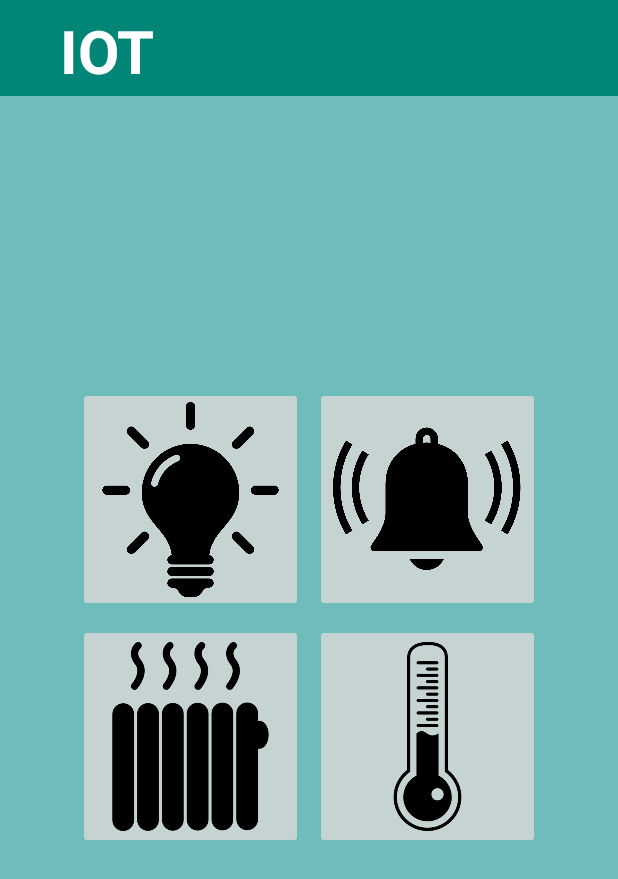
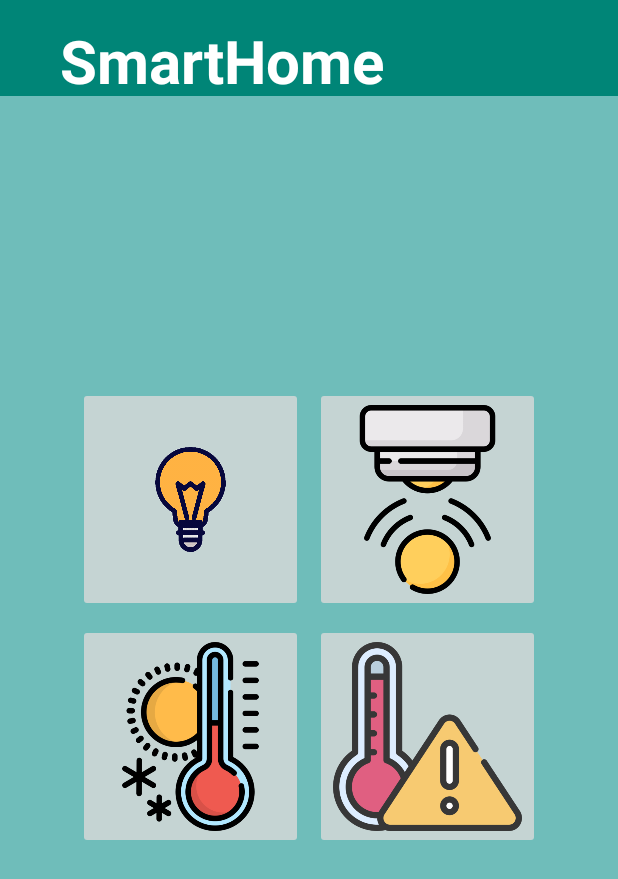
Before and after one commit to GN25/IOT, an Android app: the screen it shows after launch (MainActivity), on a phone screen of 412 x 824 dp. Shown: the top 879 px of the screen. Run offline under Robolectric (Android 15) with nearby library versions, the light colour scheme and no system bars; libraries missing offline, so code that uses them is left out: org.eclipse.paho; 5 statements that could not run were skipped.

Commit message:
App 1.3: Redesign changes

```diff
--- a/app/src/main/java/com/example/iot/AlarmActivity.java
+++ b/app/src/main/java/com/example/iot/AlarmActivity.java
@@ -64,6 +64,7 @@
         ActionBar actionBar = getSupportActionBar();
         if (actionBar != null) {
             actionBar.setDisplayHomeAsUpEnabled(true);
+            actionBar.setTitle("Alarm system");
         }
 
         tvState=findViewById(R.id.tvStateValue);
--- a/app/src/main/java/com/example/iot/HeatingActivity.java
+++ b/app/src/main/java/com/example/iot/HeatingActivity.java
@@ -59,6 +59,8 @@
         ActionBar actionBar = getSupportActionBar();
         if (actionBar != null) {
             actionBar.setDisplayHomeAsUpEnabled(true);
+            actionBar.setTitle("Temperature control");
+
         }
 
         tvState=findViewById(R.id.tvStateValue);
--- a/app/src/main/java/com/example/iot/LightsActivity.java
+++ b/app/src/main/java/com/example/iot/LightsActivity.java
@@ -97,6 +97,7 @@
 
         Toolbar toolbar = findViewById(R.id.toolbar);
         setSupportActionBar(toolbar);
+
 
         switchOnOffLights = findViewById(R.id.switchLightsOnOff);
 
--- a/app/src/main/java/com/example/iot/MainActivity.java
+++ b/app/src/main/java/com/example/iot/MainActivity.java
@@ -18,9 +18,9 @@
         setContentView(R.layout.activity_main);
 
         ImageButton btnLights = findViewById(R.id.btnLights);
+        ImageButton btnProximity = findViewById(R.id.btnProximity);
+        ImageButton btnTemperature = findViewById(R.id.btnTemperature);
         ImageButton btnAlarm = findViewById(R.id.btnAlarm);
-        ImageButton btnHeating = findViewById(R.id.btnHeating);
-        ImageButton btnThermometer = findViewById(R.id.btnThermometer);
 
         this.utils=Utils.getInstance(getApplicationContext());
 
@@ -31,14 +31,14 @@
             }
         });
 
-        btnAlarm.setOnClickListener(new View.OnClickListener() {
+        btnProximity.setOnClickListener(new View.OnClickListener() {
             @Override
             public void onClick(View v) {
                 startActivity(new Intent(MainActivity.this, ProximityActivity.class));
             }
         });
 
-        btnHeating.setOnClickListener(new View.OnClickListener() {
+        btnTemperature.setOnClickListener(new View.OnClickListener() {
             @Override
             public void onClick(View v) {
                 startActivity(new Intent(MainActivity.this, HeatingActivity.class));
@@ -46,7 +46,7 @@
             }
         });
 
-        btnThermometer.setOnClickListener(new View.OnClickListener() {
+        btnAlarm.setOnClickListener(new View.OnClickListener() {
             @Override
             public void onClick(View v) {
                 startActivity(new Intent(MainActivity.this, AlarmActivity.class));
--- a/app/src/main/java/com/example/iot/ProximityActivity.java
+++ b/app/src/main/java/com/example/iot/ProximityActivity.java
@@ -77,6 +77,7 @@
         ActionBar actionBar = getSupportActionBar();
         if (actionBar != null) {
             actionBar.setDisplayHomeAsUpEnabled(true);
+            actionBar.setTitle("Proximity control");
         }
         tvState=findViewById(R.id.tvStateValue);
         sliderSimulation=findViewById(R.id.sliderProx);
@@ -241,7 +242,7 @@
             manager.createNotificationChannel(channel);
         }
         NotificationCompat.Builder builder = new NotificationCompat.Builder(this, "mi_canal_id")
-                .setSmallIcon(R.drawable.alarm)
+                .setSmallIcon(R.drawable.alarm_icon)
                 .setContentTitle(title)
                 .setContentText(message)
                 .setPriority(NotificationCompat.PRIORITY_DEFAULT);
--- a/app/src/main/res/layout/activity_main.xml
+++ b/app/src/main/res/layout/activity_main.xml
@@ -10,7 +10,7 @@
         android:background="#008577"
         android:elevation="4dp"
         android:theme="@style/ThemeOverlay.AppCompat.Dark.ActionBar"
-        android:title="IOT"
+        android:title="SmartHome"
         android:titleTextColor="#FFFFFF">
 
         <RelativeLayout
@@ -18,18 +18,17 @@
             android:layout_height="match_parent"
             android:gravity="center">
 
-            <!-- The main title -->
             <TextView
                 android:id="@+id/toolbarTitle"
-                android:layout_width="wrap_content"
-                android:layout_height="wrap_content"
+                android:layout_width="323dp"
+                android:layout_height="51dp"
                 android:layout_alignParentStart="true"
                 android:layout_alignParentTop="true"
                 android:layout_alignParentEnd="true"
                 android:layout_marginStart="24dp"
-                android:layout_marginTop="3dp"
-                android:layout_marginEnd="248dp"
-                android:text="IOT"
+                android:layout_marginTop="13dp"
+                android:layout_marginEnd="48dp"
+                android:text="SmartHome"
                 android:textColor="#FFFFFF"
                 android:textSize="40sp"
                 android:textStyle="bold" />
@@ -57,7 +56,26 @@
             android:layout_gravity="center"
             android:backgroundTint="#CDDADADA"
             android:scaleType="fitCenter"
-            android:src="@drawable/lights" />
+            android:src="@drawable/light_icon"
+            />
+
+        <ImageButton
+            android:id="@+id/btnProximity"
+            android:layout_width="150dp"
+            android:layout_height="150dp"
+            android:layout_gravity="center"
+            android:backgroundTint="#CDDADADA"
+            android:scaleType="fitCenter"
+            android:src="@drawable/prox_icon" />
+
+        <ImageButton
+            android:id="@+id/btnTemperature"
+            android:layout_width="150dp"
+            android:layout_height="150dp"
+            android:layout_gravity="center"
+            android:backgroundTint="#CDDADADA"
+            android:scaleType="fitCenter"
+            android:src="@drawable/temp_icon" />
 
         <ImageButton
             android:id="@+id/btnAlarm"
@@ -66,24 +84,6 @@
             android:layout_gravity="center"
             android:backgroundTint="#CDDADADA"
             android:scaleType="fitCenter"
-            android:src="@drawable/alarm" />
-
-        <ImageButton
-            android:id="@+id/btnHeating"
-            android:layout_width="150dp"
-            android:layout_height="150dp"
-            android:layout_gravity="center"
-            android:backgroundTint="#CDDADADA"
-            android:scaleType="fitCenter"
-            android:src="@drawable/heating" />
-
-        <ImageButton
-            android:id="@+id/btnThermometer"
-            android:layout_width="150dp"
-            android:layout_height="150dp"
-            android:layout_gravity="center"
-            android:backgroundTint="#CDDADADA"
-            android:scaleType="fitCenter"
-            android:src="@drawable/thermometer" />
+            android:src="@drawable/alarm_icon" />
     </GridLayout>
 </RelativeLayout>
--- a/app/src/main/res/layout/alarm_activity.xml
+++ b/app/src/main/res/layout/alarm_activity.xml
@@ -11,7 +11,8 @@
         android:id="@+id/toolbar"
         android:layout_width="match_parent"
         android:layout_height="?attr/actionBarSize"
-        android:background="#008577" />
+        android:background="#008577"
+        android:title="Alarm system"/>
     <!-- ToggleButtons -->
 
     <include layout="@layout/fragment_sensor_simulation_temperature" />
--- a/app/src/main/res/layout/heaters_activity.xml
+++ b/app/src/main/res/layout/heaters_activity.xml
@@ -11,7 +11,8 @@
         android:id="@+id/toolbar"
         android:layout_width="match_parent"
         android:layout_height="?attr/actionBarSize"
-        android:background="#008577" />
+        android:background="#008577"
+        android:title="Heaters control"/>
 
 
     <!-- ToggleButtons -->
--- a/app/src/main/res/layout/lights_activity.xml
+++ b/app/src/main/res/layout/lights_activity.xml
@@ -11,7 +11,8 @@
         android:id="@+id/toolbar"
         android:layout_width="match_parent"
         android:layout_height="?attr/actionBarSize"
-        android:background="#008577" />
+        android:background="#008577"
+        android:title="light control"/>
 
 
 
--- a/app/src/main/res/layout/proximity_activity.xml
+++ b/app/src/main/res/layout/proximity_activity.xml
@@ -9,7 +9,8 @@
         android:id="@+id/toolbar"
         android:layout_width="match_parent"
         android:layout_height="?attr/actionBarSize"
-        android:background="#008577" />
+        android:background="#008577"
+        android:title="Proximity control"/>
 
     <Switch
         android:id="@+id/switchAlarm"
--- a/app/src/main/res/values/strings.xml
+++ b/app/src/main/res/values/strings.xml
@@ -4,6 +4,5 @@
     <string-array name="dropdown_items">
         <item>Elemento 1</item>
         <item>Elemento 2</item>
-        <!-- Agrega más elementos según sea necesario -->
     </string-array>
 </resources>
```
Also changed, not shown: app/src/main/res/drawable/alarm.png (deleted), app/src/main/res/drawable/alarm_icon.png (added), app/src/main/res/drawable/heating.png (deleted), app/src/main/res/drawable/light_icon.png (added), app/src/main/res/drawable/lights.png (deleted), app/src/main/res/drawable/message_icon.png (added), app/src/main/res/drawable/prox_icon.png (added), app/src/main/res/drawable/temp_icon.png (added), app/src/main/res/drawable/thermometer.png (deleted).
